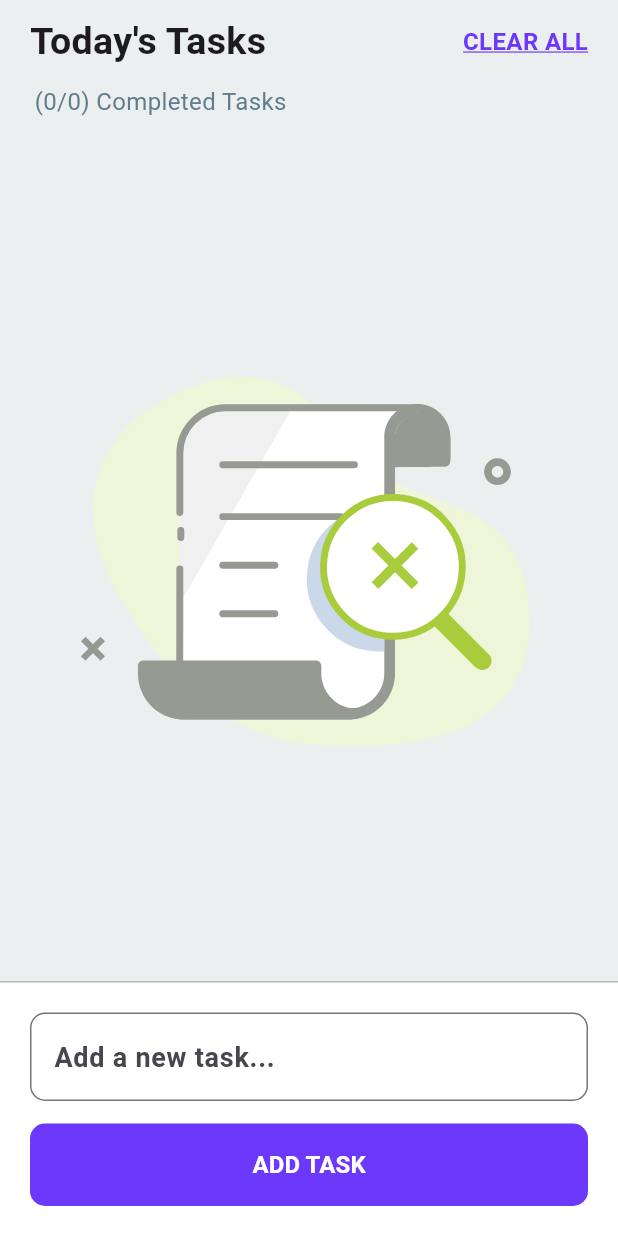
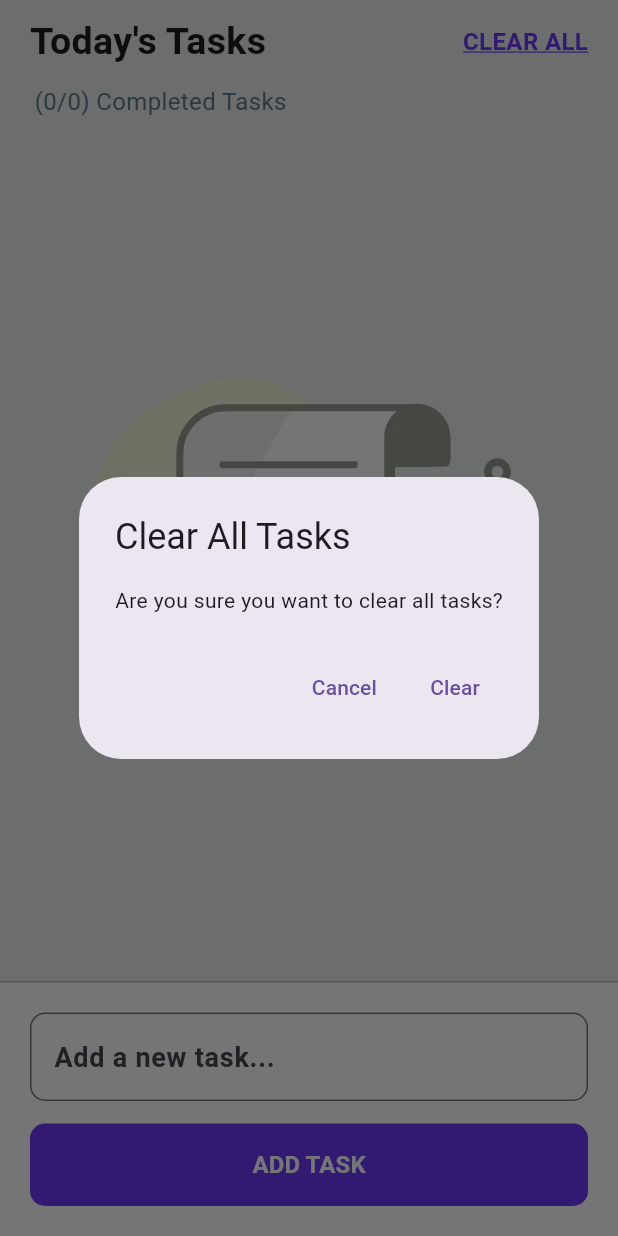
Before and after one commit to oleg9952/flutter-study, a Flutter app: the screen it shows after launch, after a tap on "CLEAR ALL", on a phone screen of 412 x 824 dp. Run offline on Flutter 3.47's test engine with Material 3 defaults, Android fonts, the phone set to English and light mode, and no system bars; our stand-ins replace lottie, vibration.

Commit message:
add AlertDialog on CLEAR ALL press

```diff
--- a/lib/src/widgets/custom_app_bar/custom_app_bar.dart
+++ b/lib/src/widgets/custom_app_bar/custom_app_bar.dart
@@ -7,11 +7,12 @@ class CustomAppBar extends StatelessWidget {
   final int completedTodosCount;
   final VoidCallback onClearAll;
 
-  const CustomAppBar(
-      {super.key,
-      required this.onClearAll,
-      required this.todosCount,
-      required this.completedTodosCount});
+  const CustomAppBar({
+    super.key,
+    required this.onClearAll,
+    required this.todosCount,
+    required this.completedTodosCount,
+  });
 
   @override
   Widget build(BuildContext context) {
@@ -19,7 +20,7 @@ class CustomAppBar extends StatelessWidget {
       padding: const EdgeInsets.only(top: 10, left: 20, right: 20),
       child: Column(
         children: [
-          FirstRow(onClearAll: onClearAll),
+          FirstRow(onClearAll: () => _showClearAllConfirmation(context)),
           SecondRow(
             todosCount: todosCount,
             completedTodosCount: completedTodosCount,
@@ -28,4 +29,31 @@ class CustomAppBar extends StatelessWidget {
       ),
     );
   }
+
+  void _showClearAllConfirmation(BuildContext context) {
+    showDialog(
+      context: context,
+      builder: (BuildContext context) {
+        return AlertDialog(
+          title: const Text('Clear All Tasks'),
+          content: const Text('Are you sure you want to clear all tasks?'),
+          actions: <Widget>[
+            TextButton(
+              child: const Text('Cancel'),
+              onPressed: () {
+                Navigator.of(context).pop();
+              },
+            ),
+            TextButton(
+              child: const Text('Clear'),
+              onPressed: () {
+                Navigator.of(context).pop();
+                onClearAll();
+              },
+            ),
+          ],
+        );
+      },
+    );
+  }
 }
```
